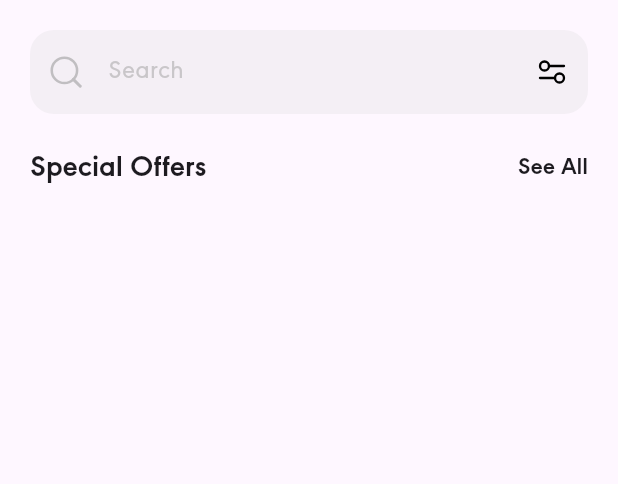
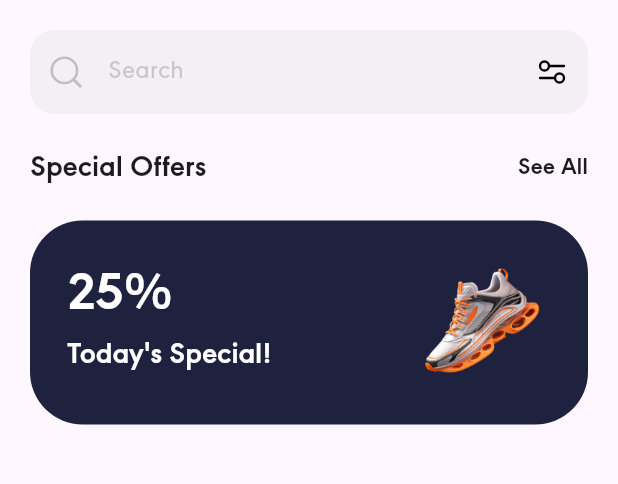
Before and after one commit to amirrrra/ShoeShop, a Flutter app: the screen it shows after launch, on a phone screen of 412 x 824 dp, the part 84-568 px from its top. Run offline on Flutter 3.47's test engine with Material 3 defaults, Android fonts, the phone set to English and light mode, and no system bars; our stand-ins replace flutter_svg, go_router.

Commit message:
build home offer widget

```diff
--- a/lib/core/utils/color_palette.dart
+++ b/lib/core/utils/color_palette.dart
@@ -4,5 +4,8 @@ abstract class ColorPalette {
   static const kDeepWhite = Color(0xffFDFDFD);
   static const kFGrey =  Color(0xffF4EFF5);
   static const kCGrey = Color(0xffC6C4C3);
+  static const kRedLogo = Color(0xffD72616);
+  static const kBlueLogo = Color(0xff1E223F);
   static const kTransparent = Colors.transparent;
+  static const kWhite = Colors.white;
 }
--- a/lib/core/utils/styles.dart
+++ b/lib/core/utils/styles.dart
@@ -0,0 +1,20 @@
+import 'package:flutter/material.dart';
+import 'package:store/core/utils/color_palette.dart';
+import 'package:store/core/utils/constants.dart';
+
+class Styles {
+  static var style20Bold = TextStyle(
+    fontSize: 20,
+    fontFamily: Constants().kUrwBold,
+  );
+  static var style16Bold = TextStyle(
+    fontSize: 16,
+    fontFamily: Constants().kUrwBold,
+  );
+  static var style36Bold = TextStyle(
+    fontSize: 36,
+    color: ColorPalette.kWhite,
+    fontFamily: Constants().kUrwBold,
+  );
+
+}
--- a/lib/features/home/presentation/views/widgets/home_offers_widget.dart
+++ b/lib/features/home/presentation/views/widgets/home_offers_widget.dart
@@ -1,5 +1,6 @@
 import 'package:flutter/material.dart';
-import 'package:store/core/utils/constants.dart';
+import 'package:store/core/utils/color_palette.dart';
+import 'package:store/core/utils/styles.dart';
 
 class HomeOffersWidget extends StatelessWidget {
   const HomeOffersWidget({super.key});
@@ -13,19 +14,51 @@ class HomeOffersWidget extends StatelessWidget {
           children: [
             Text(
               'Special Offers',
-              style: TextStyle(
-                fontSize: 20,
-                fontFamily: Constants().kUrwBold,
-              ),
+              style: Styles.style20Bold,
             ),
             Text(
               'See All',
-              style: TextStyle(
-                fontSize: 16,
-                fontFamily: Constants().kUrwBold,
-              ),
+              style: Styles.style16Bold,
             ),
           ],
+        ),
+        const SizedBox(height: 20),
+        Container(
+          padding: const EdgeInsets.only(left: 25, top: 25, bottom: 25),
+          height: 136,
+          width: double.infinity,
+          decoration: const BoxDecoration(
+            color: ColorPalette.kBlueLogo,
+            borderRadius: BorderRadius.all(Radius.circular(35)),
+          ),
+          child: Row(
+            children: [
+              Column(
+                crossAxisAlignment: CrossAxisAlignment.start,
+                children: [
+                  Text(
+                    '25%',
+                    style: Styles.style36Bold,
+                  ),
+                  Text(
+                    "Today's Special!",
+                    style: Styles.style20Bold.copyWith(
+                      color: ColorPalette.kWhite,
+                    ),
+                  ),
+                ],
+              ),
+              const Spacer(),
+              Flexible(
+                flex: 2,
+                child: Image.asset(
+                  'assets/pics/shoes.png',
+                  width: 180,
+                  height: 180,
+                ),
+              )
+            ],
+          ),
         ),
       ],
     );
```
Also changed, not shown: assets/pics/shoes.png (added).
